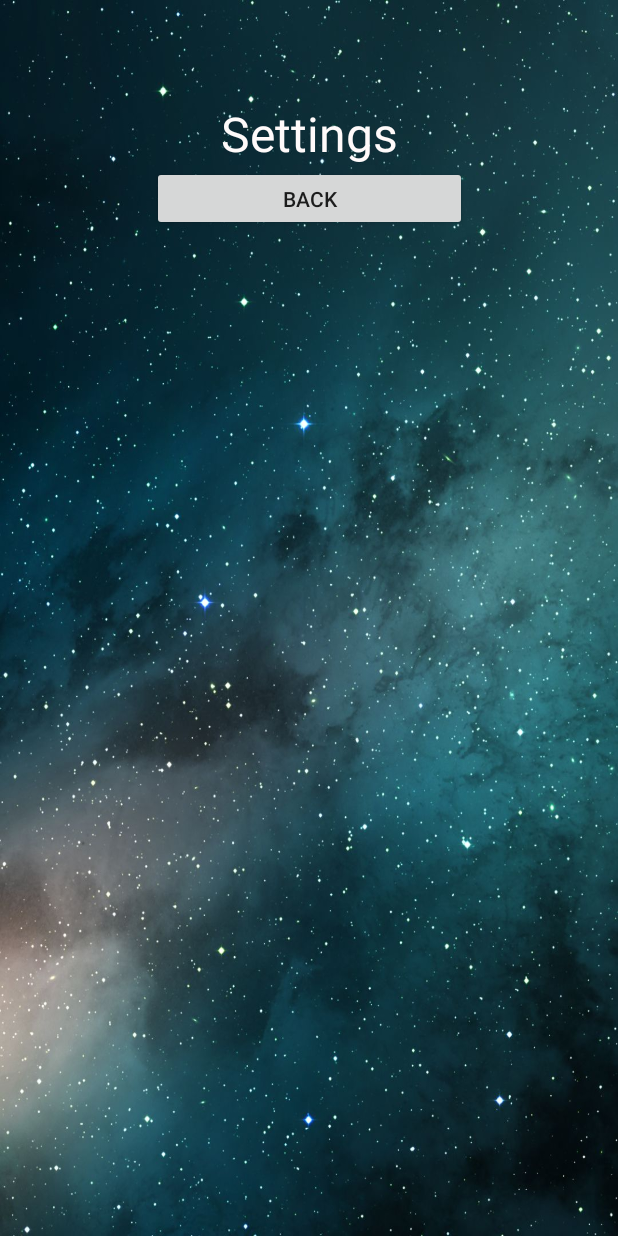
After one commit to TimScheifler/SpaceInvaders, an Android app: the SettingsActivity screen opened directly, with no data from a screen before it, on a phone screen of 412 x 824 dp. The commit adds this screen. Run offline under Robolectric (Android 15) with nearby library versions, the light colour scheme and no system bars.

Commit message:
- Added The Settings_Menu to the app. (Only Back-Button so far).

```diff
--- a/app/src/main/AndroidManifest.xml
+++ b/app/src/main/AndroidManifest.xml
@@ -17,6 +17,7 @@
             </intent-filter>
         </activity>
         <activity android:name=".activities.GameActivity"/>
+        <activity android:name=".activities.SettingsActivity"/>
     </application>
 
 </manifest>
--- /dev/null
+++ b/app/src/main/java/com/example/spaceinvaders/activities/SettingsActivity.java
@@ -0,0 +1,28 @@
+package com.example.spaceinvaders.activities;
+
+import android.app.Activity;
+import android.content.Intent;
+import android.os.Bundle;
+import android.view.View;
+import android.widget.Button;
+
+import com.example.spaceinvaders.R;
+
+public class SettingsActivity extends Activity {
+
+    @Override
+    protected void onCreate(Bundle savedInstanceState) {
+        super.onCreate(savedInstanceState);
+        setContentView(R.layout.settings_activity);
+
+        Button startButton = (Button) findViewById(R.id.back_button);
+
+        startButton.setOnClickListener(new View.OnClickListener() {
+
+            @Override
+            public void onClick(View v) {
+                finish();
+            }
+        });
+    }
+}
--- a/app/src/main/java/com/example/spaceinvaders/activities/SpaceInvadersActivity.java
+++ b/app/src/main/java/com/example/spaceinvaders/activities/SpaceInvadersActivity.java
@@ -16,15 +16,25 @@ public class SpaceInvadersActivity extends Activity {
         setContentView(R.layout.activity_main);
 
         Button startButton = (Button)findViewById(R.id.start_game_button);
+        Button settingsButton = (Button)findViewById(R.id.settings_button);
 
         startButton.setOnClickListener(new View.OnClickListener(){
-
             @Override
             public void onClick(View v) {
-                Intent skipVerificationBlaBla =
-                        new Intent(SpaceInvadersActivity.this, GameActivity.class);
-                startActivityForResult(skipVerificationBlaBla,1);
+                startActivity(GameActivity.class);
+            }
+        });
+        settingsButton.setOnClickListener(new View.OnClickListener(){
+            @Override
+            public void onClick(View v) {
+                startActivity(SettingsActivity.class);
             }
         });
     }
+
+    private void startActivity(Class nextClass){
+        Intent intent =
+                new Intent(SpaceInvadersActivity.this, nextClass);
+        startActivityForResult(intent,1);
+    }
 }
--- /dev/null
+++ b/app/src/main/res/layout/settings_activity.xml
@@ -0,0 +1,34 @@
+<?xml version="1.0" encoding="utf-8"?>
+<androidx.constraintlayout.widget.ConstraintLayout xmlns:android="http://schemas.android.com/apk/res/android"
+    xmlns:app="http://schemas.android.com/apk/res-auto"
+    xmlns:tools="http://schemas.android.com/tools"
+    android:layout_width="match_parent"
+    android:layout_height="match_parent"
+    android:background="@drawable/space"
+    tools:context=".activities.SpaceInvadersActivity">
+
+    <TextView
+        android:id="@+id/textView"
+        android:layout_width="wrap_content"
+        android:layout_height="wrap_content"
+        android:layout_marginTop="67dp"
+        android:layout_marginBottom="43dp"
+        android:text="@string/settings"
+        android:textColor="@color/colorSnow"
+        android:textSize="32sp"
+        app:layout_constraintBottom_toTopOf="@+id/back_button"
+        app:layout_constraintEnd_toEndOf="parent"
+        app:layout_constraintStart_toStartOf="parent"
+        app:layout_constraintTop_toTopOf="parent" />
+
+    <Button
+        android:id="@+id/back_button"
+        android:layout_width="210dp"
+        android:layout_height="43dp"
+        android:layout_marginBottom="24dp"
+        android:text="@string/back"
+        app:layout_constraintEnd_toEndOf="parent"
+        app:layout_constraintStart_toStartOf="parent"
+        app:layout_constraintTop_toBottomOf="@+id/textView" />
+
+</androidx.constraintlayout.widget.ConstraintLayout>
--- a/app/src/main/res/values/strings.xml
+++ b/app/src/main/res/values/strings.xml
@@ -4,4 +4,5 @@
     <string name="highscore">Highscore</string>
     <string name="settings">Settings</string>
     <string name="credits">Credits</string>
+    <string name="back">Back</string>
 </resources>
```
